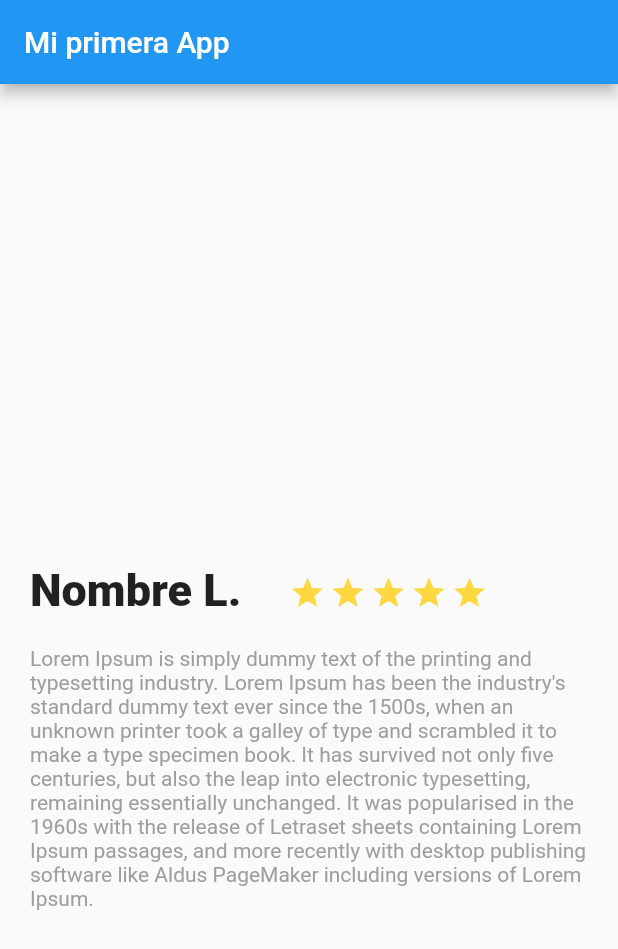
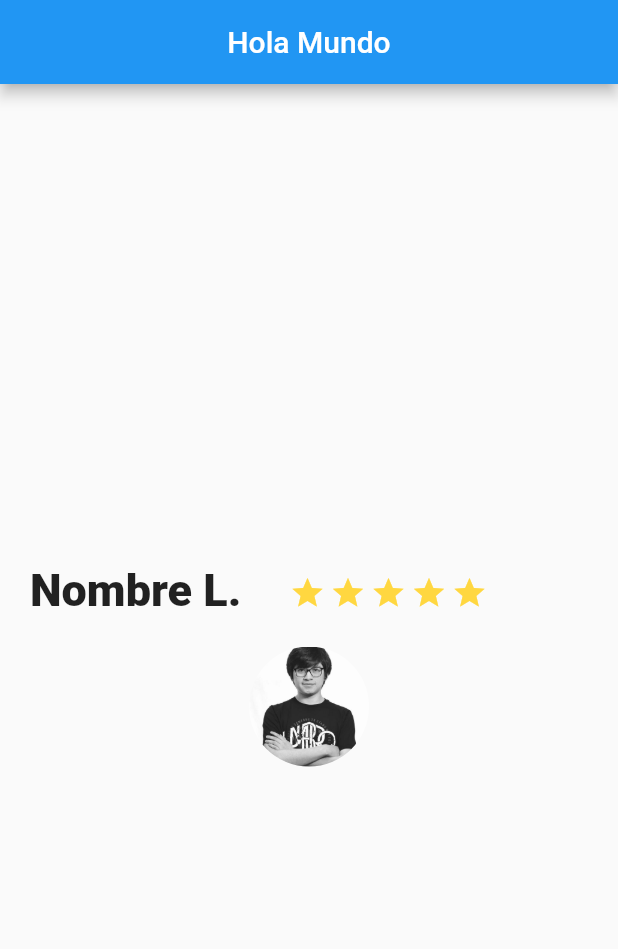
Before and after one commit to kevinjpuscan/flutter_app, a Flutter app: the screen it shows after launch, on a phone screen of 412 x 824 dp. Shown: the top 949 px of the screen. Run offline on Flutter 3.47's test engine with Material 2 defaults, Android fonts, the phone set to English and light mode, and no system bars.

Commit message:
use of image in widget review

```diff
--- a/lib/description_place.dart
+++ b/lib/description_place.dart
@@ -1,4 +1,5 @@
 import 'package:flutter/material.dart';
+import 'review.dart';
 
 class DescriptionPlace extends StatelessWidget{
   @override
@@ -64,7 +65,8 @@ class DescriptionPlace extends StatelessWidget{
     return Column(
       children: <Widget>[
         title_start,
-        description_text
+        //description_text,
+        Review(),
       ],
     );
   }
--- a/lib/main.dart
+++ b/lib/main.dart
@@ -23,13 +23,19 @@ class MyApp extends StatelessWidget {
       ),
       home: Scaffold(
         appBar: AppBar(
-          title: Text("Mi primera App"),
-        ),
+          title:
+          Center(
+            child: Text("Hola Mundo"),
+          ),
+          ),
         body: DescriptionPlace(),
       ),
     );
   }
 }
+
+
+
 
 class MyHomePage extends StatefulWidget {
   MyHomePage({Key key, this.title}) : super(key: key);
--- /dev/null
+++ b/lib/review.dart
@@ -0,0 +1,26 @@
+import 'package:flutter/material.dart';
+
+class Review extends StatelessWidget {
+  @override
+  Widget build(BuildContext context) {
+    // TODO: implement build
+
+    final photo=Container(
+      margin: EdgeInsets.only(
+        top: 20.0,
+        left: 20.0,
+        right: 20.0
+      ),
+      width: 80.0,
+      height: 80.0,
+      decoration: BoxDecoration(
+        shape: BoxShape.circle,
+        image: DecorationImage(
+            image:AssetImage("assets/img/kevin.jpg"),
+        )
+      ),
+    );
+    return photo;
+  }
+
+}
--- a/pubspec.yaml
+++ b/pubspec.yaml
@@ -37,8 +37,8 @@ flutter:
   uses-material-design: true
 
   # To add assets to your application, add an assets section, like this:
-  # assets:
-  #  - images/a_dot_burr.jpeg
+  assets:
+    - assets/img/kevin.jpg
   #  - images/a_dot_ham.jpeg
 
   # An image asset can refer to one or more resolution-specific "variants", see
```
Also changed, not shown: assets/img/kevin.jpg (added).
